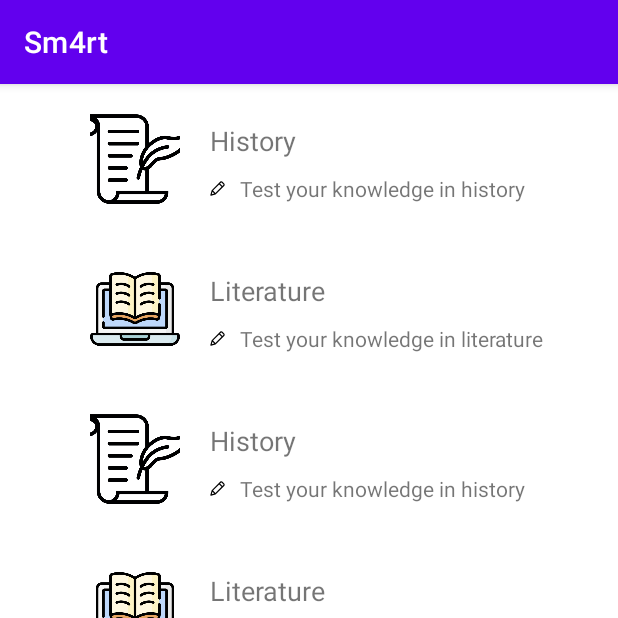
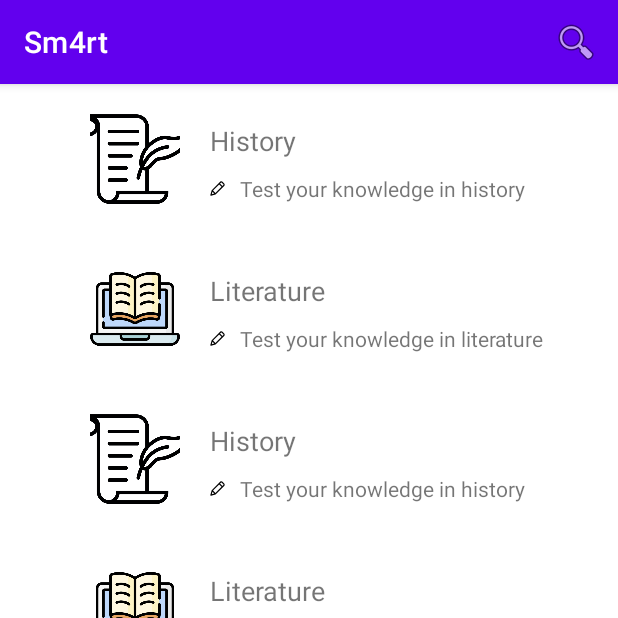
Before and after one commit to alcxanndra/Sm4rt---Android-App, an Android app: the FirstFragment screen opened directly, with no data from a screen before it, on a phone screen of 412 x 824 dp, the top half of it. Run offline under Robolectric (Android 15) with nearby library versions, the phone set to English and light mode, and no system bars; our stand-ins replace Firebase (no records; nobody signed in at launch, a user with empty details on screens opened directly).

Commit message:
Add SearchView

```diff
--- a/app/build.gradle
+++ b/app/build.gradle
@@ -35,6 +35,7 @@ dependencies {
     implementation 'com.google.android.material:material:1.5.0'
     implementation 'androidx.constraintlayout:constraintlayout:2.1.3'
     implementation platform('com.google.firebase:firebase-bom:29.2.1')
+    implementation 'com.google.firebase:firebase-firestore:24.0.2'
     testImplementation 'junit:junit:4.13.2'
     androidTestImplementation 'androidx.test.ext:junit:1.1.3'
     androidTestImplementation 'androidx.test.espresso:espresso-core:3.4.0'
--- a/app/src/main/java/com/example/sm4rt/FirstFragment.java
+++ b/app/src/main/java/com/example/sm4rt/FirstFragment.java
@@ -1,22 +1,53 @@
 package com.example.sm4rt;
 
 import android.os.Bundle;
+import android.util.Log;
+import android.view.LayoutInflater;
+import android.view.Menu;
+import android.view.MenuInflater;
+import android.view.MenuItem;
 import android.view.View;
+import android.view.ViewGroup;
+import android.widget.Toast;
 
 import androidx.annotation.NonNull;
 import androidx.annotation.Nullable;
+import androidx.appcompat.widget.SearchView;
 import androidx.fragment.app.Fragment;
 import androidx.recyclerview.widget.RecyclerView;
+
+import com.google.android.gms.tasks.OnCompleteListener;
+import com.google.android.gms.tasks.Task;
+import com.google.firebase.firestore.FirebaseFirestore;
+import com.google.firebase.firestore.QueryDocumentSnapshot;
+import com.google.firebase.firestore.QuerySnapshot;
 
 import java.util.ArrayList;
 import java.util.List;
 
 public class FirstFragment extends Fragment {
 
+    private TopicAdapter adapter;
+    private RecyclerView rv;
+    private SearchView searchView = null;
+    private SearchView.OnQueryTextListener queryTextListener;
+
     public static List<TopicModel> topicList = new ArrayList<>();
 
     public FirstFragment() {
         super(R.layout.fragment_first);
+    }
+
+    @Nullable
+    @Override
+    public View onCreateView(LayoutInflater inflater, ViewGroup container, Bundle savedInstanceState) {
+        return inflater.inflate(R.layout.fragment_first, container, false);
+    }
+
+    @Override
+    public void onCreate(Bundle savedInstanceState) {
+        super.onCreate(savedInstanceState);
+        setHasOptionsMenu(true);
     }
 
     @Override
@@ -26,9 +57,46 @@ public class FirstFragment extends Fragment {
 
         initializeTopicList();
 
-        TopicAdapter adapter = new TopicAdapter(topicList);
-        RecyclerView rv = view.findViewById(R.id.recycler_view);
+        adapter = new TopicAdapter(topicList);
+        rv = view.findViewById(R.id.recycler_view);
         rv.setAdapter(adapter);
+    }
+
+    @Override
+    public void onCreateOptionsMenu(Menu menu, MenuInflater inflater) {
+        inflater.inflate(R.menu.search_menu, menu);
+        MenuItem searchItem = menu.findItem(R.id.actionSearch);
+        SearchView searchView = (SearchView) searchItem.getActionView();
+
+        searchView.setOnQueryTextListener(new SearchView.OnQueryTextListener() {
+            @Override
+            public boolean onQueryTextSubmit(String query) {
+                return false;
+            }
+
+            @Override
+            public boolean onQueryTextChange(String newText) {
+                // inside on query text change method we are
+                // calling a method to filter our recycler view.
+                filter(newText);
+                return false;
+            }
+        });
+    }
+
+    private void filter(String text) {
+        ArrayList<TopicModel> filteredList = new ArrayList<>();
+
+        for (TopicModel item : topicList) {
+            if (item.getName().toLowerCase().contains(text.toLowerCase())) {
+                filteredList.add(item);
+            }
+        }
+        if (filteredList.isEmpty()) {
+            Toast.makeText(this.getActivity(), "No Data Found..", Toast.LENGTH_SHORT).show();
+        } else {
+            adapter.filterList(filteredList);
+        }
     }
 
     private void initializeTopicList(){
--- a/app/src/main/java/com/example/sm4rt/TopicModel.java
+++ b/app/src/main/java/com/example/sm4rt/TopicModel.java
@@ -5,11 +5,19 @@ import android.os.Parcelable;
 
 public class TopicModel implements Parcelable {
 
+    private String id;
     private String name;
     private String description;
     private Integer imageId;
 
     public TopicModel(String name, String description, Integer imageId) {
+        this.name = name;
+        this.description = description;
+        this.imageId = imageId;
+    }
+
+    public TopicModel(String id, String name, String description, Integer imageId) {
+        this.id = id;
         this.name = name;
         this.description = description;
         this.imageId = imageId;
--- a/app/src/main/res/menu/search_menu.xml
+++ b/app/src/main/res/menu/search_menu.xml
@@ -1,14 +1,16 @@
 <?xml version="1.0" encoding="utf-8"?>
-<menu
-    xmlns:android="http://schemas.android.com/apk/res/android"
+<menu xmlns:android="http://schemas.android.com/apk/res/android"
     xmlns:app="http://schemas.android.com/apk/res-auto"
+    xmlns:tools="http://schemas.android.com/tools"
     android:layout_width="match_parent"
     android:layout_height="match_parent"
-    android:orientation="vertical">
+    android:orientation="vertical"
+    tools:context=".TopicsPage">
 
-    <!--item for our search view with its id-->
+
+<!--item for our search view with its id-->
     <item
-        android:id="@+id/topicSearch"
+        android:id="@+id/actionSearch"
         android:icon="@android:drawable/ic_menu_search"
         android:title="Search"
         app:actionViewClass="androidx.appcompat.widget.SearchView"
```
Also changed, not shown: app/src/main/java/com/example/sm4rt/TopicAdapter.java (+8 -0 lines).
